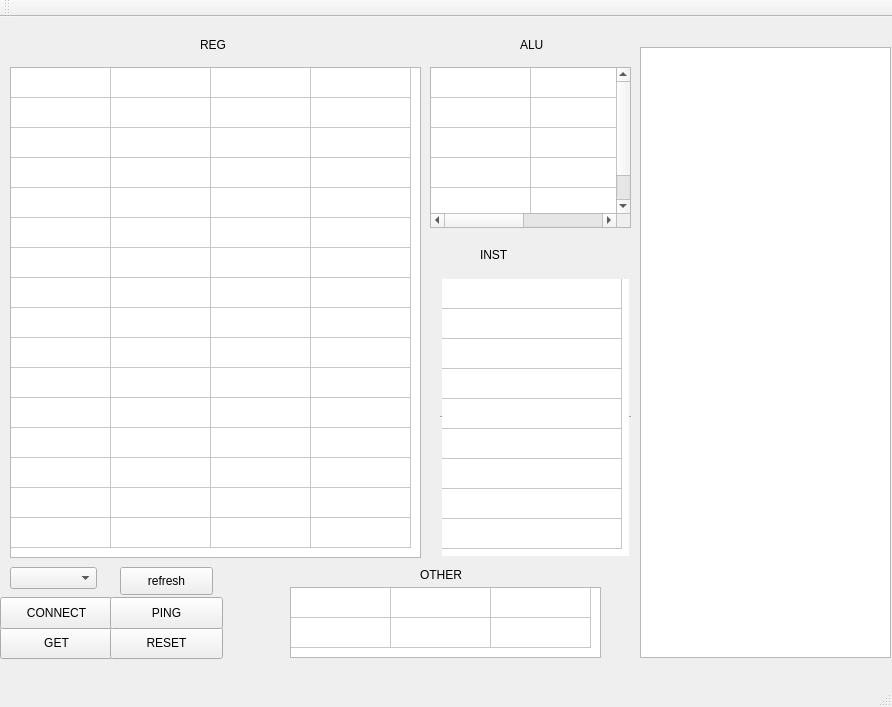
hanmeng221/CPU, file mainwindow.ui: the form before one commit.
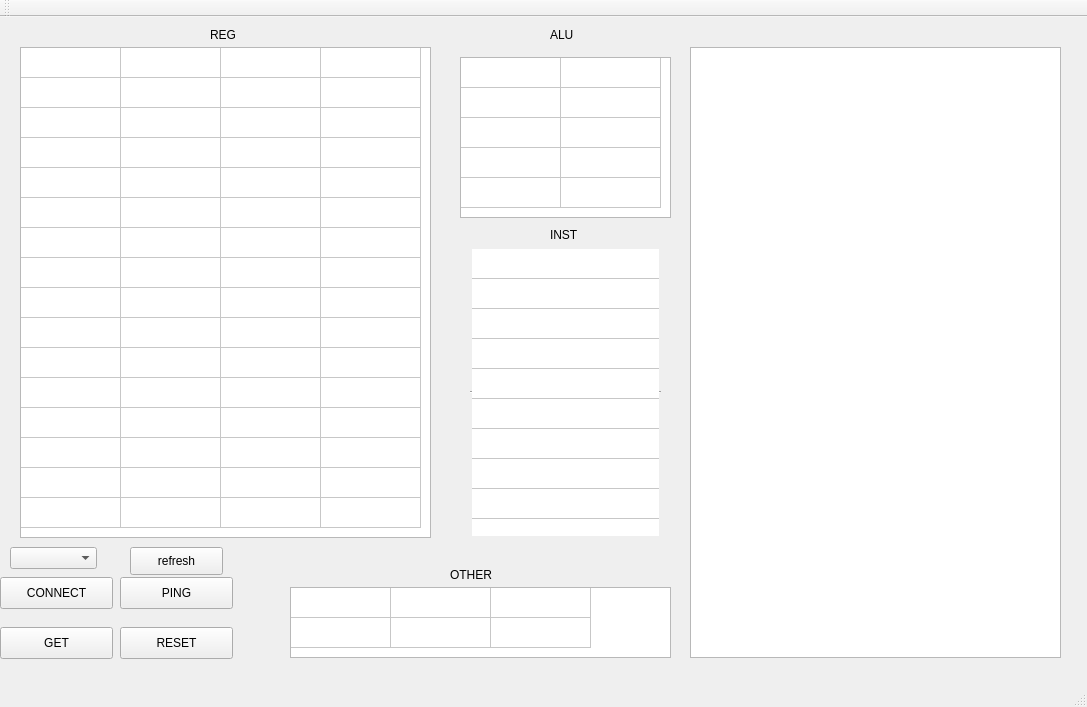
The form after the commit.

```diff
--- a/mainwindow.ui
+++ b/mainwindow.ui
@@ -6,7 +6,7 @@
    <rect>
     <x>0</x>
     <y>0</y>
-    <width>892</width>
+    <width>1087</width>
     <height>707</height>
    </rect>
   </property>
@@ -17,8 +17,8 @@
    <widget class="QTableWidget" name="regsTableWidget">
     <property name="geometry">
      <rect>
-      <x>10</x>
-      <y>50</y>
+      <x>20</x>
+      <y>30</y>
       <width>411</width>
       <height>491</height>
      </rect>
@@ -38,9 +38,18 @@
     <attribute name="horizontalHeaderVisible">
      <bool>false</bool>
     </attribute>
+    <attribute name="horizontalHeaderDefaultSectionSize">
+     <number>100</number>
+    </attribute>
+    <attribute name="horizontalHeaderMinimumSectionSize">
+     <number>31</number>
+    </attribute>
     <attribute name="verticalHeaderVisible">
      <bool>false</bool>
     </attribute>
+    <attribute name="verticalHeaderDefaultSectionSize">
+     <number>30</number>
+    </attribute>
     <row/>
     <row/>
     <row/>
@@ -65,8 +74,8 @@
    <widget class="QLabel" name="label">
     <property name="geometry">
      <rect>
-      <x>200</x>
-      <y>20</y>
+      <x>210</x>
+      <y>10</y>
       <width>60</width>
       <height>16</height>
      </rect>
@@ -91,9 +100,9 @@
    <widget class="QTableWidget" name="aluTableWidget">
     <property name="geometry">
      <rect>
-      <x>430</x>
-      <y>50</y>
-      <width>201</width>
+      <x>460</x>
+      <y>40</y>
+      <width>211</width>
       <height>161</height>
      </rect>
     </property>
@@ -109,12 +118,18 @@
     <attribute name="horizontalHeaderVisible">
      <bool>false</bool>
     </attribute>
+    <attribute name="horizontalHeaderDefaultSectionSize">
+     <number>100</number>
+    </attribute>
     <attribute name="horizontalHeaderHighlightSections">
      <bool>true</bool>
     </attribute>
     <attribute name="verticalHeaderVisible">
      <bool>false</bool>
     </attribute>
+    <attribute name="verticalHeaderDefaultSectionSize">
+     <number>30</number>
+    </attribute>
     <row/>
     <row/>
     <row/>
@@ -126,8 +141,8 @@
    <widget class="QLabel" name="label_2">
     <property name="geometry">
      <rect>
-      <x>520</x>
-      <y>20</y>
+      <x>550</x>
+      <y>10</y>
       <width>60</width>
       <height>16</height>
      </rect>
@@ -139,7 +154,7 @@
    <widget class="QPushButton" name="pushButton_2">
     <property name="geometry">
      <rect>
-      <x>110</x>
+      <x>120</x>
       <y>610</y>
       <width>113</width>
       <height>32</height>
@@ -153,7 +168,7 @@
     <property name="geometry">
      <rect>
       <x>0</x>
-      <y>580</y>
+      <y>560</y>
       <width>113</width>
       <height>32</height>
      </rect>
@@ -165,10 +180,10 @@
    <widget class="QTableWidget" name="instTableWidget">
     <property name="geometry">
      <rect>
-      <x>440</x>
-      <y>260</y>
+      <x>470</x>
+      <y>230</y>
       <width>191</width>
-      <height>281</height>
+      <height>291</height>
      </rect>
     </property>
     <property name="contextMenuPolicy">
@@ -208,7 +223,7 @@
      <bool>false</bool>
     </attribute>
     <attribute name="horizontalHeaderDefaultSectionSize">
-     <number>180</number>
+     <number>200</number>
     </attribute>
     <attribute name="horizontalHeaderHighlightSections">
      <bool>true</bool>
@@ -216,6 +231,9 @@
     <attribute name="verticalHeaderVisible">
      <bool>false</bool>
     </attribute>
+    <attribute name="verticalHeaderDefaultSectionSize">
+     <number>30</number>
+    </attribute>
     <attribute name="verticalHeaderHighlightSections">
      <bool>true</bool>
     </attribute>
@@ -233,8 +251,8 @@
    <widget class="QPushButton" name="pushButton_4">
     <property name="geometry">
      <rect>
-      <x>110</x>
-      <y>580</y>
+      <x>120</x>
+      <y>560</y>
       <width>113</width>
       <height>32</height>
      </rect>
@@ -246,8 +264,8 @@
    <widget class="QLabel" name="label_3">
     <property name="geometry">
      <rect>
-      <x>480</x>
-      <y>230</y>
+      <x>550</x>
+      <y>210</y>
       <width>60</width>
       <height>16</height>
      </rect>
@@ -260,7 +278,7 @@
     <property name="geometry">
      <rect>
       <x>10</x>
-      <y>550</y>
+      <y>530</y>
       <width>87</width>
       <height>22</height>
      </rect>
@@ -269,8 +287,8 @@
    <widget class="QPushButton" name="pushButton_5">
     <property name="geometry">
      <rect>
-      <x>120</x>
-      <y>550</y>
+      <x>130</x>
+      <y>530</y>
       <width>93</width>
       <height>28</height>
      </rect>
@@ -282,9 +300,9 @@
    <widget class="QTextBrowser" name="textBrowser">
     <property name="geometry">
      <rect>
-      <x>640</x>
+      <x>690</x>
       <y>30</y>
-      <width>251</width>
+      <width>371</width>
       <height>611</height>
      </rect>
     </property>
@@ -294,7 +312,7 @@
      <rect>
       <x>290</x>
       <y>570</y>
-      <width>311</width>
+      <width>381</width>
       <height>71</height>
      </rect>
     </property>
@@ -319,6 +337,9 @@
     <attribute name="verticalHeaderVisible">
      <bool>false</bool>
     </attribute>
+    <attribute name="verticalHeaderDefaultSectionSize">
+     <number>30</number>
+    </attribute>
     <row/>
     <row/>
     <column/>
@@ -328,7 +349,7 @@
    <widget class="QLabel" name="label_4">
     <property name="geometry">
      <rect>
-      <x>420</x>
+      <x>450</x>
       <y>550</y>
       <width>60</width>
       <height>16</height>
```
Left out of the diff: 4 changed lines with no effect on the pictures.
